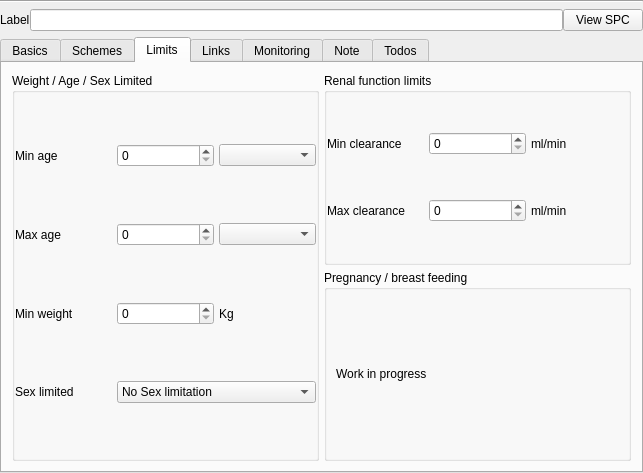
Old version of the form plugins/drugsplugin/dosagedialog/mfDosageViewer.ui in the repository FreeHealth/freehealth.
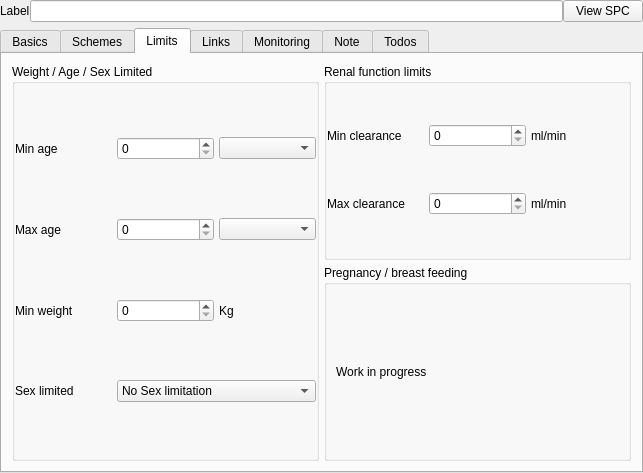
New version of the form. Custom widgets are drawn as their Qt base class.

```diff
--- a/plugins/drugsplugin/dosagedialog/mfDosageViewer.ui
+++ b/plugins/drugsplugin/dosagedialog/mfDosageViewer.ui
@@ -24,13 +24,6 @@
     <number>0</number>
    </property>
    <item row="0" column="0" colspan="2">
-    <widget class="Line" name="line">
-     <property name="orientation">
-      <enum>Qt::Horizontal</enum>
-     </property>
-    </widget>
-   </item>
-   <item row="1" column="0" colspan="2">
     <layout class="QHBoxLayout" name="labelLayout">
      <item>
       <widget class="QLabel" name="labelOfDosageLabel">
@@ -54,7 +47,7 @@
      </item>
     </layout>
    </item>
-   <item row="2" column="0">
+   <item row="1" column="0">
     <widget class="QTabWidget" name="tabWidget">
      <property name="currentIndex">
       <number>2</number>
```
